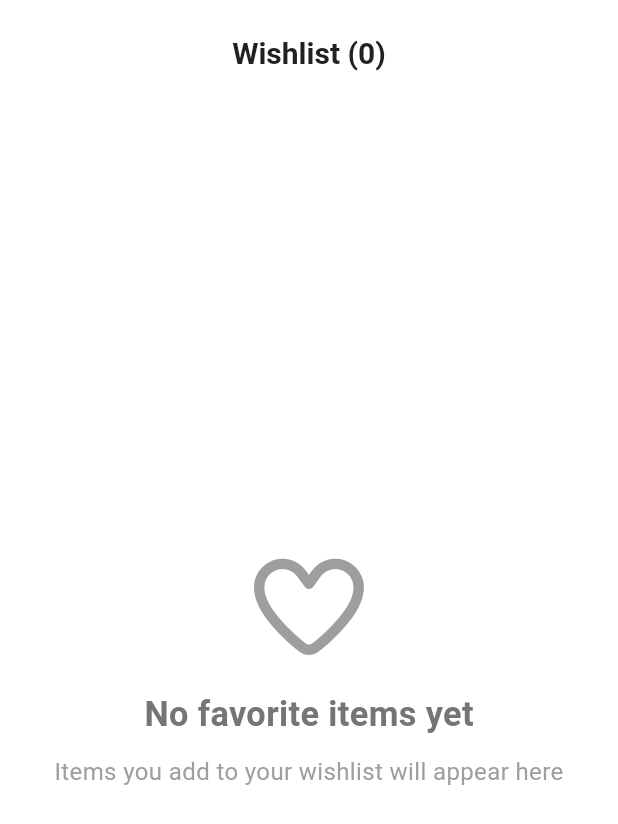
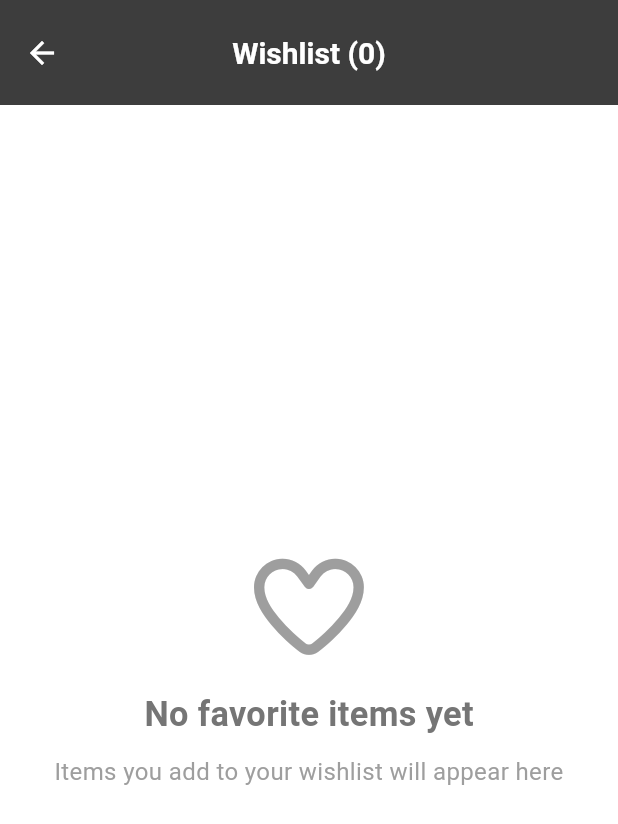
Before and after one commit to Ahmed4r/EcommerceApp, a Flutter app: the WishlistPage screen opened by its route, on a phone screen of 412 x 824 dp. Shown: the top 824 px of the screen. Run offline on Flutter 3.47's test engine with Material 3 defaults, Android fonts, the phone set to English and light mode, and no system bars; our stand-ins replace bloc, cloud_firestore, crystal_navigation_bar, equatable, firebase_auth, firebase_core and 11 more; missing offline and left inert: carousel_slider_plus; accounts and stored records are empty; Roboto replaces fonts that are missing (Cairo).

```diff
--- a/lib/screens/register/signup.dart
+++ b/lib/screens/register/signup.dart
@@ -3,6 +3,7 @@ import 'package:flutter_bloc/flutter_bloc.dart';
 import 'package:flutter_screenutil/flutter_screenutil.dart';
 import 'package:font_awesome_flutter/font_awesome_flutter.dart';
 import 'package:google_fonts/google_fonts.dart';
+import 'package:shop/app_colors.dart';
 
 import 'package:shop/screens/register/cubit/signup_cubit.dart';
 import 'package:shop/screens/register/cubit/signup_state.dart';
@@ -189,7 +190,7 @@ class _RegisterPageState extends State<RegisterPage> {
                     borderRadius: BorderRadius.circular(14),
                     color: state is SignUpLoadingState
                         ? Colors.grey
-                        : Colors.black,
+                        : AppColors.darkPrimary,
                   ),
                   child: Center(
                     child: state is SignUpLoadingState
--- a/lib/screens/wishlist/wishlist.dart
+++ b/lib/screens/wishlist/wishlist.dart
@@ -39,20 +39,15 @@ class WishlistPage extends StatelessWidget {
         }
 
         return Scaffold(
-          backgroundColor: state.favorites.isEmpty
-              ? Theme.of(context).colorScheme.background
-              : Theme.of(context).colorScheme.background,
+          backgroundColor: Theme.of(context).colorScheme.background,
           appBar: AppBar(
-            forceMaterialTransparency: true,
-            backgroundColor: state.favorites.isEmpty
-                ? Theme.of(context).colorScheme.background
-                : Theme.of(context).appBarTheme.backgroundColor,
+            elevation: 0,
+            excludeHeaderSemantics: true,
+            // forceMaterialTransparency: true,
+            backgroundColor: Theme.of(context).appBarTheme.backgroundColor,
             title: Text(
               "Wishlist (${state.favorites.length})",
-              style: GoogleFonts.cairo(
-                color: Theme.of(context).textTheme.titleLarge?.color,
-                fontWeight: FontWeight.bold,
-              ),
+              style: GoogleFonts.cairo(fontWeight: FontWeight.bold),
             ),
           ),
           body: state.favorites.isEmpty
```
Also changed, not shown: lib/screens/category/category.dart (+8 -7 lines), lib/screens/homepage/cubit/homepage.dart (+6 -17 lines), lib/screens/login/cubit/login_cubit.dart (+44 -33 lines), lib/services/auth/auth_service.dart (+37 -4 lines), 1 other file.
